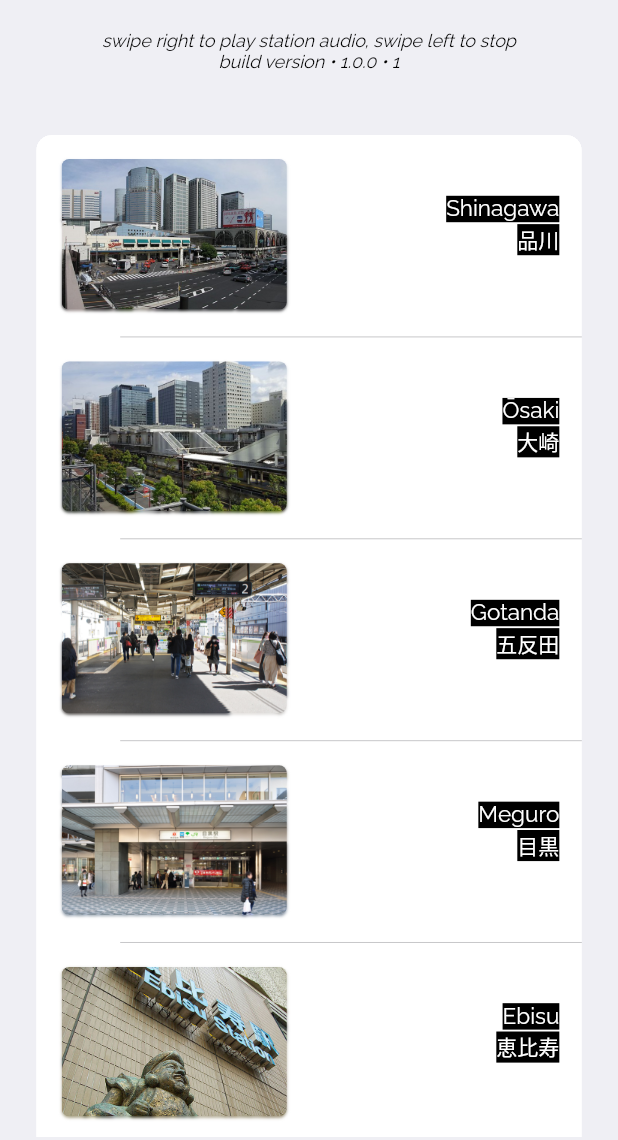
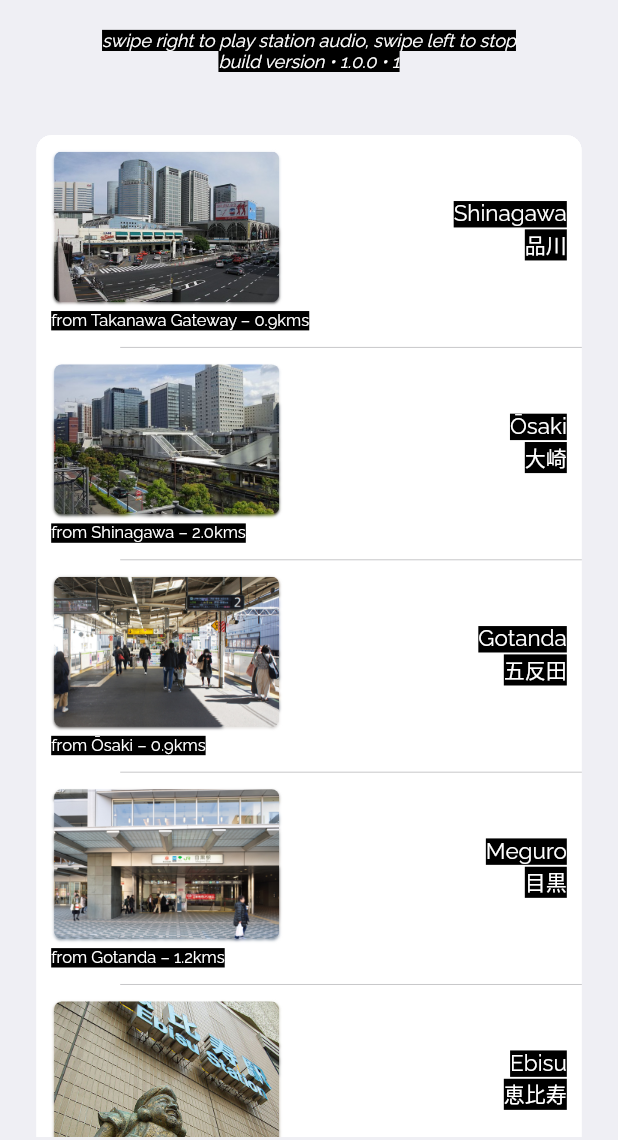
Before and after one commit to tramlinehq/ueno, a Flutter app: the screen it shows after launch, on a phone screen of 412 x 824 dp, the part 96-1236 px from its top. Run offline on Flutter 3.47's test engine with Material 2 defaults, Android fonts, the phone set to English and light mode, and no system bars; drawn by our look-alikes of drop_shadow; our stand-ins replace just_audio, package_info_plus.

Commit message:
Add distance from previous station

```diff
--- a/lib/main.dart
+++ b/lib/main.dart
@@ -37,38 +37,38 @@ CupertinoDynamicColor textColor() {
 
 const title = "~ ueno (上野) aesthetic ~ ";
 
-// japanese, english, asset-name
+// japanese, english, asset-name, distance from prev station
 const stations = [
-  ["品川", "Shinagawa", "shinagawa"],
-  ["大崎", "Ōsaki", "osaki"],
-  ["五反田", "Gotanda", "gotanda"],
-  ["目黒", "Meguro", "meguro"],
-  ["恵比寿", "Ebisu", "ebisu"],
-  ["渋谷", "Shibuya", "shibuya"],
-  ["原宿", "Harajuku", "harajuku"],
-  ["代々木", "Yoyogi", "yoyogi"],
-  ["新宿", "Shinjuku", "shinjuku"],
-  ["新大久保", "Shin-Ōkubo", "shinokubo"],
-  ["高田馬場", "Takadanobaba", "takadanobaba"],
-  ["目白", "Mejiro", "mejiro"],
-  ["池袋", "Ikebukuro", "ikebukuro"],
-  ["大塚", "Ōtsuka", "otsuka"],
-  ["巣鴨", "Sugamo", "sugamo"],
-  ["駒込", "Komagome", "seseragi"],
-  ["田端", "Tabata", "tabata"],
-  ["西日暮里", "Nishi-Nippori", "nishinippori"],
-  ["日暮里", "Nippori", "nippori"],
-  ["鶯谷", "Uguisudani", "uguisudani"],
-  ["上野", "Ueno", "ueno"],
-  ["御徒町", "Okachimachi", "okachimachi"],
-  ["秋葉原", "Akihabara", "akihabara"],
-  ["神田", "Kanda", "kanda"],
-  ["東京", "Tōkyō", "tokyo"],
-  ["有楽町", "Yūrakuchō", "yurakucho"],
-  ["新橋", "Shimbashi", "shimbashi"],
-  ["浜松町", "Hamamatsuchō", "hamamatsucho"],
-  ["田町", "Tamachi", "tamachi"],
-  ["高輪ゲートウェイ", "Takanawa Gateway", "tokyo"],
+  ["品川", "Shinagawa", "shinagawa", "0.9"],
+  ["大崎", "Ōsaki", "osaki", "2.0"],
+  ["五反田", "Gotanda", "gotanda", "0.9"],
+  ["目黒", "Meguro", "meguro", "1.2"],
+  ["恵比寿", "Ebisu", "ebisu", "1.5"],
+  ["渋谷", "Shibuya", "shibuya", "1.6"],
+  ["原宿", "Harajuku", "harajuku", "1.2"],
+  ["代々木", "Yoyogi", "yoyogi", "1.5"],
+  ["新宿", "Shinjuku", "shinjuku", "0.7"],
+  ["新大久保", "Shin-Ōkubo", "shinokubo", "1.3"],
+  ["高田馬場", "Takadanobaba", "takadanobaba", "1.4"],
+  ["目白", "Mejiro", "mejiro", "0.9"],
+  ["池袋", "Ikebukuro", "ikebukuro", "1.2"],
+  ["大塚", "Ōtsuka", "otsuka", "1.8"],
+  ["巣鴨", "Sugamo", "sugamo", "1.1"],
+  ["駒込", "Komagome", "seseragi", "0.7"],
+  ["田端", "Tabata", "tabata", "1.6"],
+  ["西日暮里", "Nishi-Nippori", "nishinippori", "0.8"],
+  ["日暮里", "Nippori", "nippori", "0.5"],
+  ["鶯谷", "Uguisudani", "uguisudani", "1.1"],
+  ["上野", "Ueno", "ueno", "1.1"],
+  ["御徒町", "Okachimachi", "okachimachi", "0.6"],
+  ["秋葉原", "Akihabara", "akihabara", "1.0"],
+  ["神田", "Kanda", "kanda", "0.7"],
+  ["東京", "Tōkyō", "tokyo", "1.3"],
+  ["有楽町", "Yūrakuchō", "yurakucho", "0.8"],
+  ["新橋", "Shimbashi", "shimbashi", "1.1"],
+  ["浜松町", "Hamamatsuchō", "hamamatsucho", "1.2"],
+  ["田町", "Tamachi", "tamachi", "1.5"],
+  ["高輪ゲートウェイ", "Takanawa Gateway", "tokyo", "1.3"],
 ];
 
 class Home extends State {
@@ -142,21 +142,21 @@ class _MyHomePageState extends State<MyHomePage> {
                       color: textColor(),
                       fontWeight: FontWeight.w500,
                       fontSize: 30))),
-              Padding(padding: const EdgeInsets.only(bottom: 20),
-                child:
-                Column(children: [
+          Padding(
+              padding: const EdgeInsets.only(bottom: 20),
+              child: Column(children: [
                 Text("swipe right to play station audio, swipe left to stop",
                     textAlign: TextAlign.left,
                     style: TextStyle(
                         fontSize: 12,
-                          backgroundColor: bgColor(),
-                          color: textBgColor())),
+                        backgroundColor: textBgColor(),
+                        color: textColor())),
                 Text(_versionString,
                     textAlign: TextAlign.left,
                     style: TextStyle(
                         fontSize: 12,
-                          backgroundColor: bgColor(),
-                          color: textBgColor())),
+                        backgroundColor: textBgColor(),
+                        color: textColor())),
               ])),
           Expanded(
               child: Container(
@@ -172,7 +172,7 @@ class _MyHomePageState extends State<MyHomePage> {
                       onPanUpdate: (details) async {
                         onSwipe(details, index);
                       },
-                          child: buildCupertinoFormRow(stations[index],
+                      child: buildCupertinoFormRow(stations[index], index,
                           playing: _setPlayingIndex == index),
                     ),
                   ),
@@ -215,10 +215,19 @@ class _MyHomePageState extends State<MyHomePage> {
     }
   }
 
-  Widget buildCupertinoFormRow(stations, {bool playing = true}) {
-    var stationNameEn = "${stations[1]}";
-    var stationNameJp = stations[0];
-    var coverImage = "assets/cover/${stations[2]}.jpg";
+  Widget buildCupertinoFormRow(station, index, {bool playing = true}) {
+    var stationNameEn = "${station[1]}";
+    var stationNameJp = station[0];
+    var coverImage = "assets/cover/${station[2]}.jpg";
+    var prevStation = [];
+
+    if (index == 0) {
+      prevStation = stations[stations.length - 1];
+    } else {
+      prevStation = stations[index - 1];
+    }
+
+    var stationDistanceBetween = "from ${prevStation[1]} – ${station[3]}kms";
 
     return CupertinoListTile(
         title: DropShadow(
@@ -227,7 +236,15 @@ class _MyHomePageState extends State<MyHomePage> {
             spread: 1,
             offset: const Offset(0.0, 1.0),
             child: Image.asset(coverImage, width: 150.0)),
-        padding: const EdgeInsets.all(15.0),
+        padding: const EdgeInsets.all(10.0),
+        subtitle: Padding(
+            padding: const EdgeInsets.only(bottom: 1),
+            child: Text(stationDistanceBetween,
+                style: TextStyle(
+                    fontSize: 11,
+                    fontStyle: FontStyle.normal,
+                    backgroundColor: textBgColor(),
+                    color: textColor()))),
         additionalInfo:
             Column(crossAxisAlignment: CrossAxisAlignment.end, children: [
           Padding(
```
Lines whose indentation alone changed are shown as unchanged.
